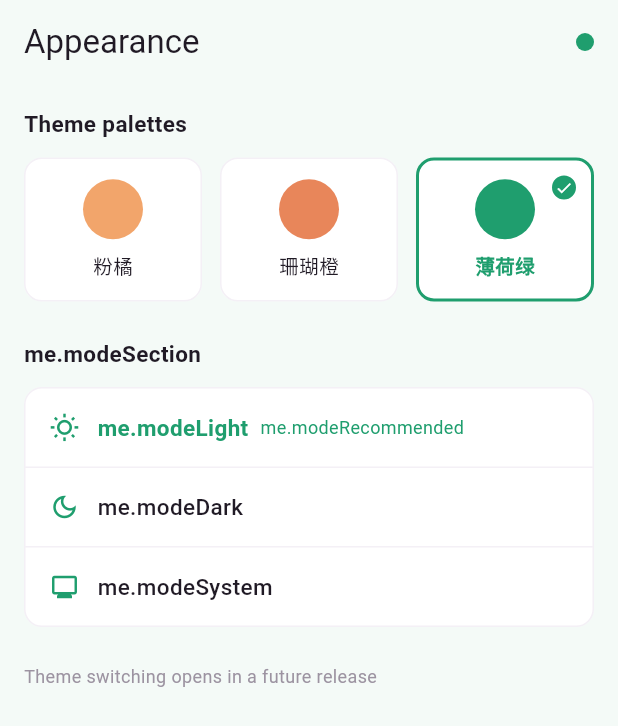
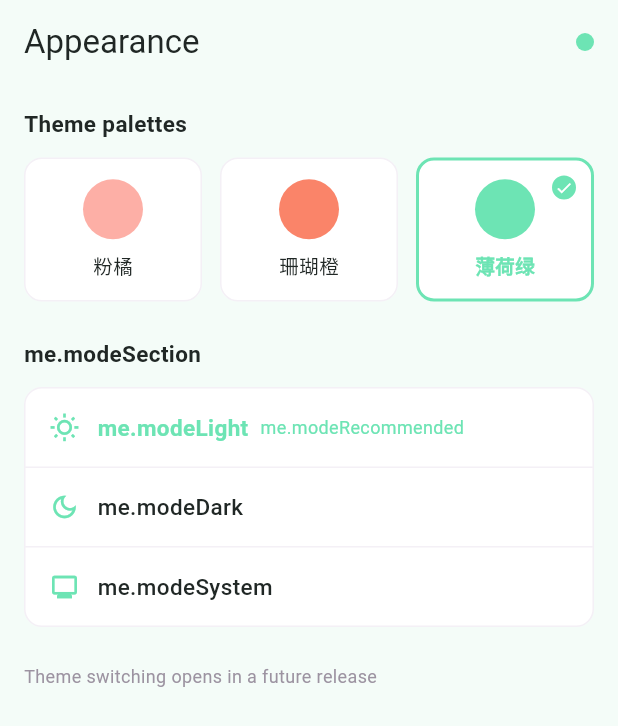
Before and after one commit to HW-public/grain_video, a Flutter app: the AppearancePage screen opened by its route, on a phone screen of 412 x 824 dp. Shown: the top 726 px of the screen. Run offline on Flutter 3.47's test engine with Material 3 defaults, Android fonts, the phone set to English and light mode, and no system bars; our stand-ins replace dio, drift, drift_flutter, flutter_i18n, flutter_riverpod, go_router; missing offline and left inert: cryptography, dio_smart_retry, grain_engine, media_kit, media_kit_video, window_manager; accounts and stored records are empty; generated files the repository leaves out were written again.

Commit message:
fix: 主题色同步 Figma 变量现值

```diff
--- a/lib/core/theme/tokens.dart
+++ b/lib/core/theme/tokens.dart
@@ -9,34 +9,34 @@ import 'package:flutter/widgets.dart';
 abstract final class AppTokens {
   // ---- 主题色板（设置-外观页三主题，薄荷绿为默认） ----
 
-  /// 粉橘 Sakura：暖春粉橘，柔和治愈（预览顶条 #F2A56B）。
+  /// 粉橘 Sakura：暖春粉橘，柔和治愈（预览顶条 #FDAFA6）。
   static const AppPalette sakura = AppPalette(
     name: '粉橘',
-    primary: Color(0xFFF2A56B),
+    primary: Color(0xFFFDAFA6),
     primarySoft: Color(0xFFF6CFC4),
     primaryContainer: Color(0xFFFBE0D8),
     secondary: Color(0xFF7CB342),
     pageBg: Color(0xFFFFF9F7),
   );
 
-  /// 珊瑚橙 Coral：活力珊瑚，暖阳氛围（预览顶条 #E8865A）。
+  /// 珊瑚橙 Coral：活力珊瑚，暖阳氛围（预览顶条 #FA8469）。
   static const AppPalette coral = AppPalette(
     name: '珊瑚橙',
-    primary: Color(0xFFE8865A),
+    primary: Color(0xFFFA8469),
     primarySoft: Color(0xFFF5C4B2),
     primaryContainer: Color(0xFFFBD9CC),
     secondary: Color(0xFF7CB342),
     pageBg: Color(0xFFFFF8F5),
   );
 
-  /// 薄荷绿 Mint：清新薄荷，默认主题（预览顶条 #1F9E6E）。
+  /// 薄荷绿 Mint：清新薄荷，默认主题（预览顶条 #6DE4B4）。
   static const AppPalette mint = AppPalette(
     name: '薄荷绿',
-    primary: Color(0xFF1F9E6E),
+    primary: Color(0xFF6DE4B4),
     primarySoft: Color(0xFF6CE5B0),
-    primaryContainer: Color(0xFFE4F3EC),
+    primaryContainer: Color(0xFFD5F5E7),
     secondary: Color(0xFFE8A33D),
-    pageBg: Color(0xFFF4FAF7),
+    pageBg: Color(0xFFF4FCF8),
   );
 
   /// 默认色板。
@@ -44,8 +44,8 @@ abstract final class AppTokens {
 
   // ---- 中性色（所有主题共享，Figma 变量 3:24~3:29） ----
 
-  /// 主文字。
-  static const Color textPrimary = Color(0xFF201A25);
+  /// 主文字（Figma 变量 3:24 text）。
+  static const Color textPrimary = Color(0xFF202725);
 
   /// 次文字：图标、副文案。
   static const Color textSecondary = Color(0xFF6E6373);
@@ -66,9 +66,6 @@ abstract final class AppTokens {
 
   /// 次级表面：菜单组底、浅灰紫块。
   static const Color surfaceAlt = Color(0xFFF6F1FA);
-
-  /// 浅薄荷底（Figma 变量 3:19 #D5F5E7）：选中 chip、追更提醒 pill 底。
-  static const Color mintTint = Color(0xFFD5F5E7);
 
   // ---- 暗夜（规格 07/09 播放器暗夜稿，各主题共用） ----
 
--- a/lib/features/home/widgets/follow_alert_section.dart
+++ b/lib/features/home/widgets/follow_alert_section.dart
@@ -79,8 +79,8 @@ class _AlertCard extends StatelessWidget {
       height: 56,
       padding: const EdgeInsets.only(left: 14, right: 40),
       decoration: BoxDecoration(
-        // 帧 5:45 底色 = Figma 变量 3:19（AppTokens.mintTint）。
-        color: AppTokens.mintTint,
+        // 帧 5:45 底色 = Figma 变量 3:19 = mint.primaryContainer。
+        color: AppTokens.mint.primaryContainer,
         borderRadius: BorderRadius.circular(16),
       ),
       child: Row(
--- a/lib/features/search/widgets/source_filter_bar.dart
+++ b/lib/features/search/widgets/source_filter_bar.dart
@@ -9,7 +9,7 @@ import '../providers/search_providers.dart';
 /// 源筛选 chips 行（Figma 21:19 `.src-chips`）：横向滚动，
 /// 首项「全部」+ 每个已安装插件一项（emoji + 源名）。
 ///
-/// 选中=底 mintTint(3:19 #D5F5E7)+12/600 主色字；
+/// 选中=底 mint.primaryContainer(3:19 #D5F5E7)+12/600 主色字；
 /// 未选=白底无描边+12/400 次文字色。chips 高 32 圆角 16、间距 8。
 /// 选中经 [searchSourceFilterProvider] 过滤结果区；空插件时整行隐藏。
 class SourceFilterBar extends ConsumerWidget {
@@ -66,8 +66,8 @@ class _FilterChip extends StatelessWidget {
   Widget build(BuildContext context) {
     final scheme = Theme.of(context).colorScheme;
     return Material(
-      // 帧 3:19 #D5F5E7（AppTokens.mintTint），非 primaryContainer。
-      color: selected ? AppTokens.mintTint : AppTokens.surface,
+      // 帧 3:19 #D5F5E7 = mint.primaryContainer。
+      color: selected ? AppTokens.mint.primaryContainer : AppTokens.surface,
       borderRadius: BorderRadius.circular(16),
       child: InkWell(
         onTap: onTap,
```
